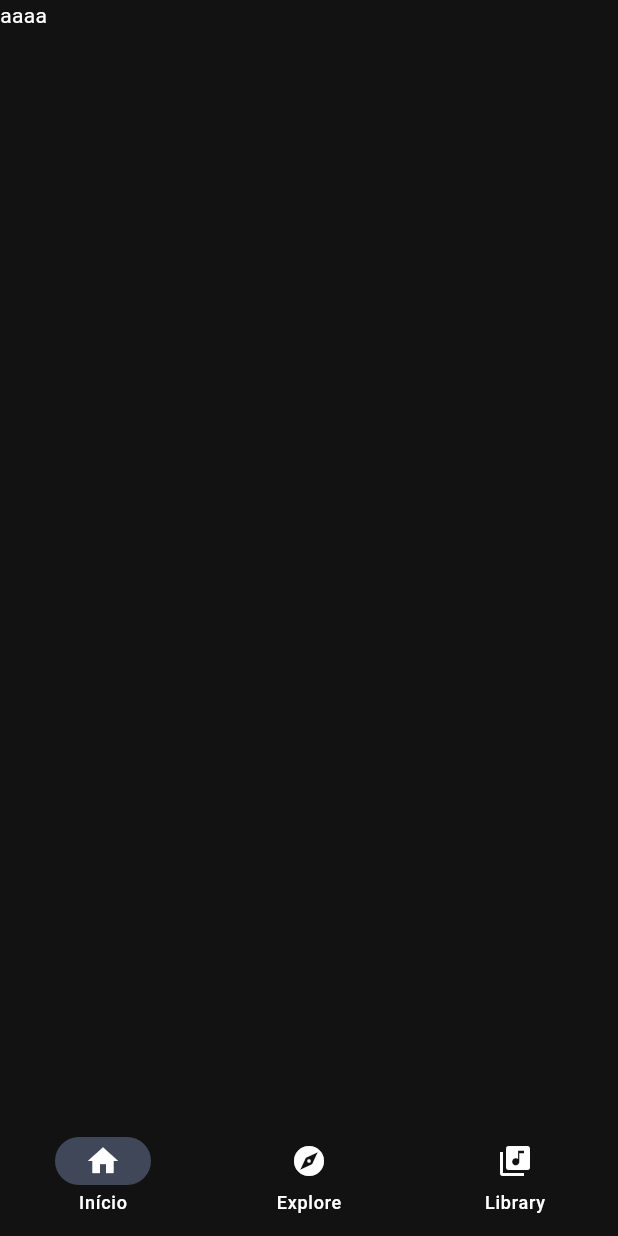
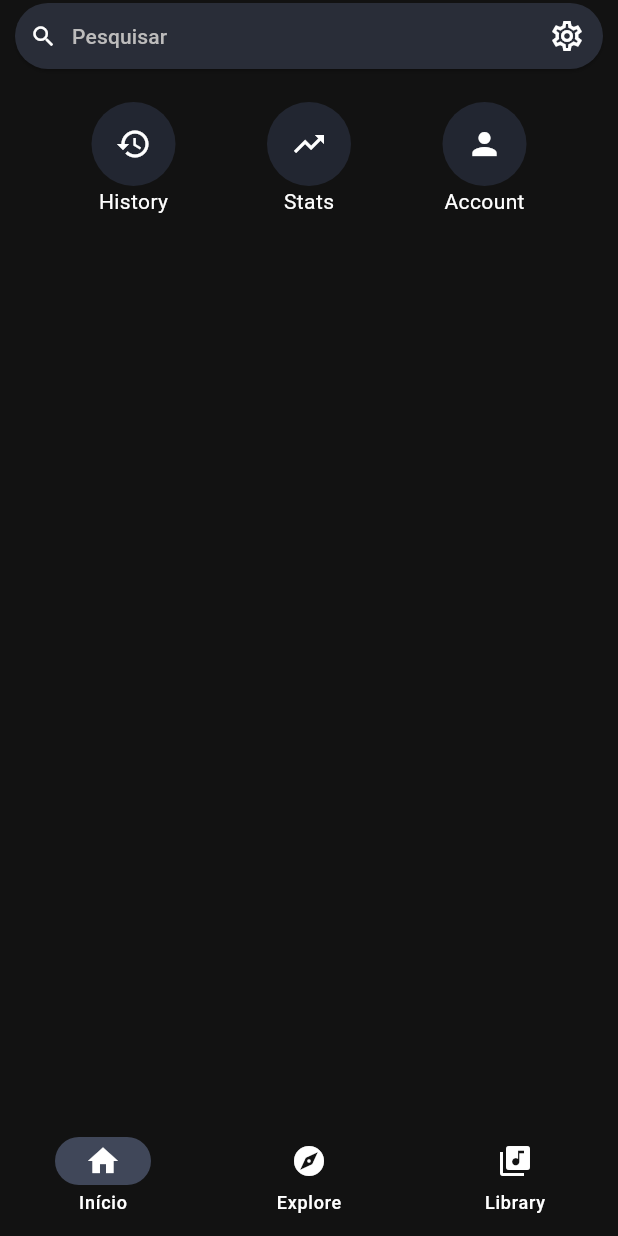
Before and after one commit to BrunoPascoa76/innertune-replica, a Flutter app: the screen it shows after launch, on a phone screen of 412 x 824 dp. Run offline on Flutter 3.47's test engine with Material 3 defaults, Android fonts, the phone set to English and light mode, and no system bars; our stand-ins replace text_scroll.

```diff
--- a/lib/entities/album.dart
+++ b/lib/entities/album.dart
@@ -1,7 +1,5 @@
 //the main differences between an Album and a Playlist is that, while Albums are artist-generated and have customizable covers, playlists are listener-generated and their covers are autogenerated based on the first 4 songs
-import 'package:flutter/material.dart';
 import 'package:innertune_replica/entities/song.dart';
-import 'package:innertune_replica/widgets/playlistScreen.dart';
 
 class Album {
   String name;
--- /dev/null
+++ b/lib/widgets/homeScreen.dart
@@ -0,0 +1,79 @@
+import 'package:flutter/material.dart';
+import 'package:innertune_replica/main.dart';
+import 'package:innertune_replica/widgets/searchbar.dart';
+import 'package:provider/provider.dart';
+
+class HomeScreen extends StatefulWidget {
+  const HomeScreen({super.key});
+
+  @override
+  State<StatefulWidget> createState() =>
+    _HomeScreenStatus();
+}
+class _HomeScreenStatus extends State<HomeScreen>{
+  @override
+  Widget build(BuildContext context) {
+    var appState=context.watch<MyAppState>();
+    return SingleChildScrollView(
+      child: Column(children: [
+        SearchBarWidget(),
+        Row(
+          mainAxisAlignment: MainAxisAlignment.spaceEvenly,
+          children: [
+            Column(
+              mainAxisSize:MainAxisSize.min,
+              children: [
+                IconButton(
+                  onPressed: (){},
+                  style: IconButton.styleFrom(
+                    backgroundColor: Color.fromARGB(255,34,38,49),
+                  ),
+                  splashRadius: 200,
+                  icon: Padding(
+                    padding: const EdgeInsets.all(8.0),
+                    child: Icon(Icons.history),
+                  )),
+                Text("History")
+              ]
+            ),
+            Column(
+              mainAxisSize:MainAxisSize.min,
+              children: [
+                IconButton(
+                  onPressed: (){},
+                  style: IconButton.styleFrom(
+                    backgroundColor: Color.fromARGB(255,34,38,49),
+                  ),
+                  splashRadius: 200,
+                  icon: Padding(
+                    padding: const EdgeInsets.all(8.0),
+                    child: Icon(Icons.trending_up),
+                  )),
+                Text("Stats")
+              ]
+            ),
+            Column(
+              mainAxisSize:MainAxisSize.min,
+              children: [
+                IconButton(
+                  onPressed: (){},
+                  style: IconButton.styleFrom(
+                    backgroundColor: Color.fromARGB(255,34,38,49),
+                  ),
+                  splashRadius: 200,
+                  icon: Padding(
+                    padding: const EdgeInsets.all(8.0),
+                    child: Icon(Icons.person),
+                  )),
+                Text("Account")
+              ]
+            ),
+          ]
+        )
+        //TODO: QuickPicks header
+        //TODO: QuickPicks carroussel
+      ]
+      )
+    );
+  }
+}
--- a/lib/widgets/navigationbar.dart
+++ b/lib/widgets/navigationbar.dart
@@ -1,5 +1,6 @@
 import 'package:flutter/material.dart';
 import 'package:innertune_replica/widgets/exploreScreen.dart';
+import 'package:innertune_replica/widgets/homeScreen.dart';
 import 'package:innertune_replica/widgets/library.dart';
 
 class NavigationBarWidget extends StatefulWidget {
@@ -14,7 +15,7 @@ class _BottomNavigationBarState extends State<NavigationBarWidget>{
   int _selectedIndex = 0;
 
   final _pageOptions= <Widget>[
-    Text("aaaa"),
+    HomeScreen(),
     ExploreScreen(),
     LibraryScreen()
   ];
```
